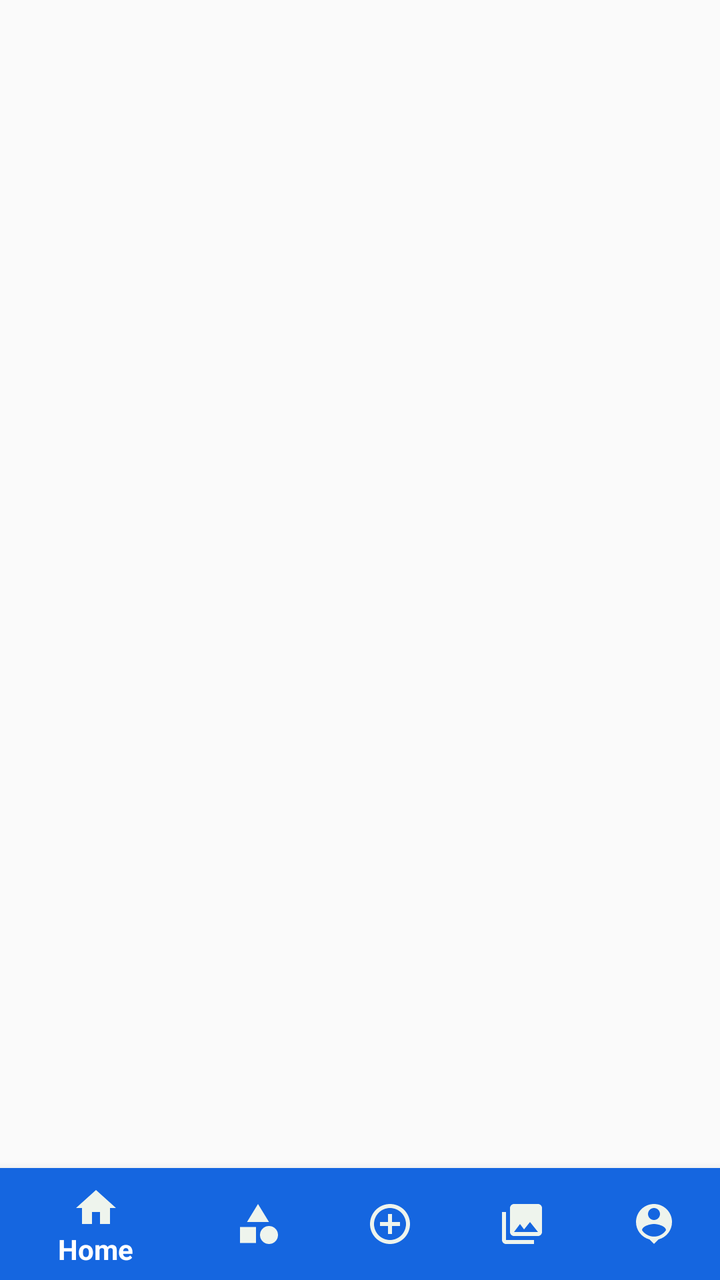
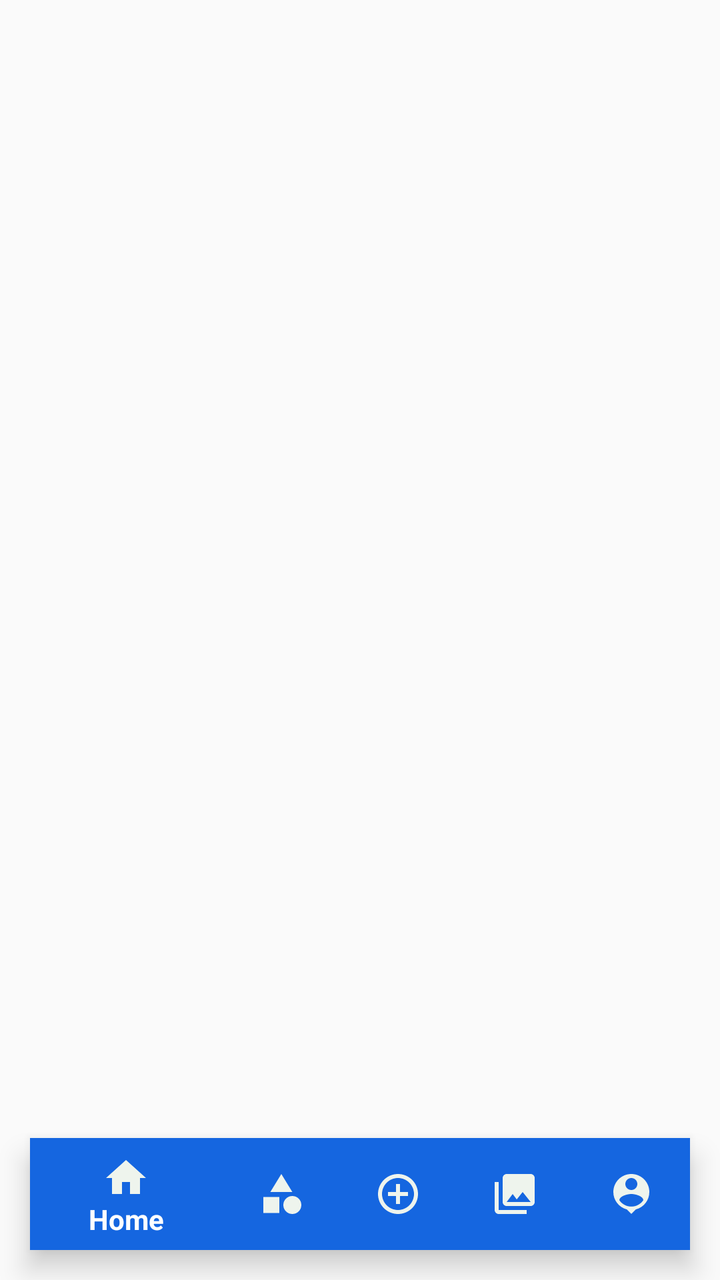

Compare the two renders of this Android layout. The source of the first and the diff that turns it into the second are given below.
<!-- AndroidManifest.xml: application theme Theme.AppCompat.Light -->
<!-- res/layout/activity_main.xml -->
<?xml version="1.0" encoding="utf-8"?>
<RelativeLayout xmlns:android="http://schemas.android.com/apk/res/android"
    xmlns:app="http://schemas.android.com/apk/res-auto"
    xmlns:tools="http://schemas.android.com/tools"
    android:layout_width="match_parent"
    android:layout_height="match_parent"
    tools:context="com.example.bottomnavigationview.MainActivity">

    <FrameLayout
        android:id="@+id/framelayout_id"
        android:layout_width="match_parent"
        android:layout_height="match_parent"
        android:layout_above="@id/bnv_id" />

    <com.google.android.material.bottomnavigation.BottomNavigationView
        android:id="@+id/bnv_id"
        android:layout_width="match_parent"
        android:layout_height="wrap_content"
        android:layout_alignParentBottom="true"
        android:background="#1566E0"
        app:itemIconTint="#EEF4ED"
        app:itemTextColor="@color/white"
        app:menu="@menu/menufile" />

</RelativeLayout>
<!-- resources referenced by this layout -->
<resources>
  <color name="white">#FFFFFFFF</color>
</resources>

<!-- the commit's change to res/layout/activity_main.xml (unified diff, before → after) -->
@@ -4,7 +4,7 @@
     xmlns:tools="http://schemas.android.com/tools"
     android:layout_width="match_parent"
     android:layout_height="match_parent"
-    tools:context="com.example.bottomnavigationview.MainActivity">
+    tools:context="com.example.rentalhub.MainActivity">
 
     <FrameLayout
         android:id="@+id/framelayout_id"
@@ -19,6 +19,7 @@
         android:layout_alignParentBottom="true"
         android:background="#1566E0"
         app:itemIconTint="#EEF4ED"
+        android:layout_margin="15dp"
         app:itemTextColor="@color/white"
         app:menu="@menu/menufile" />
 
